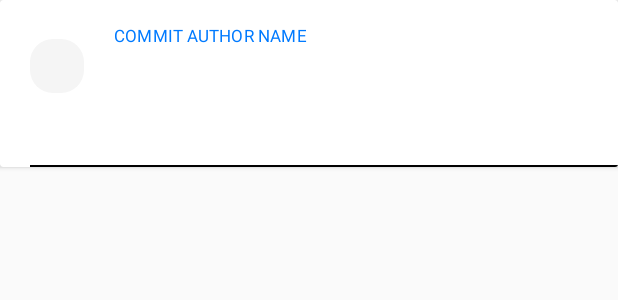
After one commit to MaciejHeintze/Github_Search_API_App, an Android app: the layout repository_details_item.xml on its own in the app's theme, with its tools: preview values and no code run, on a phone screen of 412 x 824 dp. The commit adds this screen. Shown: the top 300 px of the screen. Run offline under Robolectric (Android 15) with nearby library versions, the phone set to English and light mode, and no system bars.

Commit message:
repository details list item layout commit

```diff
--- /dev/null
+++ b/app/src/main/res/layout/repository_details_item.xml
@@ -0,0 +1,77 @@
+<?xml version="1.0" encoding="utf-8"?>
+<androidx.cardview.widget.CardView
+    xmlns:android="http://schemas.android.com/apk/res/android"
+    xmlns:app="http://schemas.android.com/apk/res-auto"
+    android:layout_width="match_parent"
+    android:layout_height="@dimen/card_view_height"
+    xmlns:tools="http://schemas.android.com/tools">
+
+    <androidx.constraintlayout.widget.ConstraintLayout
+        android:layout_height="match_parent"
+        android:layout_width="match_parent">
+
+        <TextView
+            android:id="@+id/commit_number_circle_id"
+            android:layout_width="@dimen/commit_number_circle_size"
+            android:layout_height="@dimen/commit_number_circle_size"
+            android:background="@drawable/rounded_corners_shape"
+            app:layout_constraintStart_toStartOf="parent"
+            app:layout_constraintTop_toTopOf="parent"
+            android:layout_marginStart="@dimen/commit_number_circle_start_margin"
+            android:layout_marginTop="@dimen/commit_number_circle_top_margin" />
+        <TextView
+            android:id="@+id/commit_number_text_view_value_id"
+            android:layout_width="wrap_content"
+            android:layout_height="wrap_content"
+            app:layout_constraintStart_toStartOf="@id/commit_number_circle_id"
+            app:layout_constraintEnd_toEndOf="@id/commit_number_circle_id"
+            app:layout_constraintTop_toTopOf="@id/commit_number_circle_id"
+            app:layout_constraintBottom_toBottomOf="@id/commit_number_circle_id" />
+        <TextView
+            android:id="@+id/commit_author_name_text_view_id"
+            android:layout_width="wrap_content"
+            android:layout_height="wrap_content"
+            android:textStyle="normal"
+            android:textSize="@dimen/commit_author_name_text_view_text_size"
+            android:textColor="@color/colorLightBlue"
+            android:letterSpacing="0.01"
+            android:lineSpacingExtra="@dimen/commit_author_name_text_view_line_spacing_extra"
+            tools:text="@string/commit_author_name_text_view"
+            android:layout_marginStart="@dimen/commit_author_name_text_view_start_margin"
+            android:layout_marginTop="@dimen/commit_author_name_text_view_top_margin"
+            app:layout_constraintTop_toTopOf="parent"
+            app:layout_constraintStart_toEndOf="@id/commit_number_circle_id" />
+        <TextView
+            android:id="@+id/commit_author_email_text_view_id"
+            android:layout_width="wrap_content"
+            android:layout_height="wrap_content"
+            android:textStyle="normal"
+            android:textSize="@dimen/commit_author_email_text_view_text_size"
+            android:textColor="@color/colorBlack"
+            android:letterSpacing="-0.02"
+            android:lineSpacingExtra="@dimen/commit_author_email_text_view_line_spacing_extra"
+            android:layout_marginTop="@dimen/commit_author_email_text_view_top_margin"
+            app:layout_constraintStart_toStartOf="@id/commit_author_name_text_view_id"
+            app:layout_constraintTop_toBottomOf="@id/commit_author_name_text_view_id" />
+        <TextView
+            android:id="@+id/commit_message_text_view_id"
+            android:layout_width="@dimen/commit_message_text_view_width"
+            android:layout_height="@dimen/commit_message_text_view_height"
+            android:textStyle="normal"
+            android:textSize="@dimen/commit_message_text_view_text_size"
+            android:textColor="@color/darkWhite"
+            android:letterSpacing="-0.02"
+            android:lineSpacingExtra="@dimen/commit_message_text_view_line_spacing_extra"
+            app:layout_constraintStart_toStartOf="@id/commit_author_name_text_view_id"
+            app:layout_constraintTop_toBottomOf="@id/commit_author_email_text_view_id" />
+        <TextView
+            android:id="@+id/divider_line_text_view_id"
+            android:layout_width="match_parent"
+            android:layout_height="@dimen/divider_line_text_view_height"
+            app:layout_constraintStart_toStartOf="parent"
+            app:layout_constraintEnd_toEndOf="parent"
+            app:layout_constraintBottom_toBottomOf="parent"
+            android:background="@color/colorBlack"
+            android:layout_marginStart="@dimen/divider_line_text_view_margin_start"/>
+    </androidx.constraintlayout.widget.ConstraintLayout>
+</androidx.cardview.widget.CardView>
--- a/app/src/main/res/values/dimens.xml
+++ b/app/src/main/res/values/dimens.xml
@@ -62,4 +62,23 @@
     <dimen name="share_repo_button_text_line_spacing_extra">5sp</dimen>
     <dimen name="share_repo_button_text_elevation">100dp</dimen>
     <dimen name="share_repo_button_text_drawable_padding">9dp</dimen>
+
+    <!-- Repository details commits list item -->
+    <dimen name="card_view_height">111dp</dimen>
+    <dimen name="commit_number_circle_size">36dp</dimen>
+    <dimen name="commit_number_circle_start_margin">20dp</dimen>
+    <dimen name="commit_number_circle_top_margin">26dp</dimen>
+    <dimen name="commit_author_name_text_view_text_size">11sp</dimen>
+    <dimen name="commit_author_name_text_view_line_spacing_extra">2sp</dimen>
+    <dimen name="commit_author_name_text_view_top_margin">16dp</dimen>
+    <dimen name="commit_author_name_text_view_start_margin">20dp</dimen>
+    <dimen name="commit_author_email_text_view_text_size">17sp</dimen>
+    <dimen name="commit_author_email_text_view_line_spacing_extra">5sp</dimen>
+    <dimen name="commit_author_email_text_view_top_margin">2dp</dimen>
+    <dimen name="commit_message_text_view_width">283dp</dimen>
+    <dimen name="commit_message_text_view_height">44dp</dimen>
+    <dimen name="commit_message_text_view_text_size">17sp</dimen>
+    <dimen name="commit_message_text_view_line_spacing_extra">5sp</dimen>
+    <dimen name="divider_line_text_view_height">1dp</dimen>
+    <dimen name="divider_line_text_view_margin_start">20dp</dimen>
 </resources>
--- a/app/src/main/res/values/strings.xml
+++ b/app/src/main/res/values/strings.xml
@@ -7,4 +7,5 @@
     <string name="view_online_button_text">View online</string>
     <string name="commits_history_text">Commits History</string>
     <string name="share_repo_button_text">Share Repo</string>
+    <string name="commit_author_name_text_view">COMMIT AUTHOR NAME</string>
 </resources>
```
Also changed, not shown: 1 other file.
